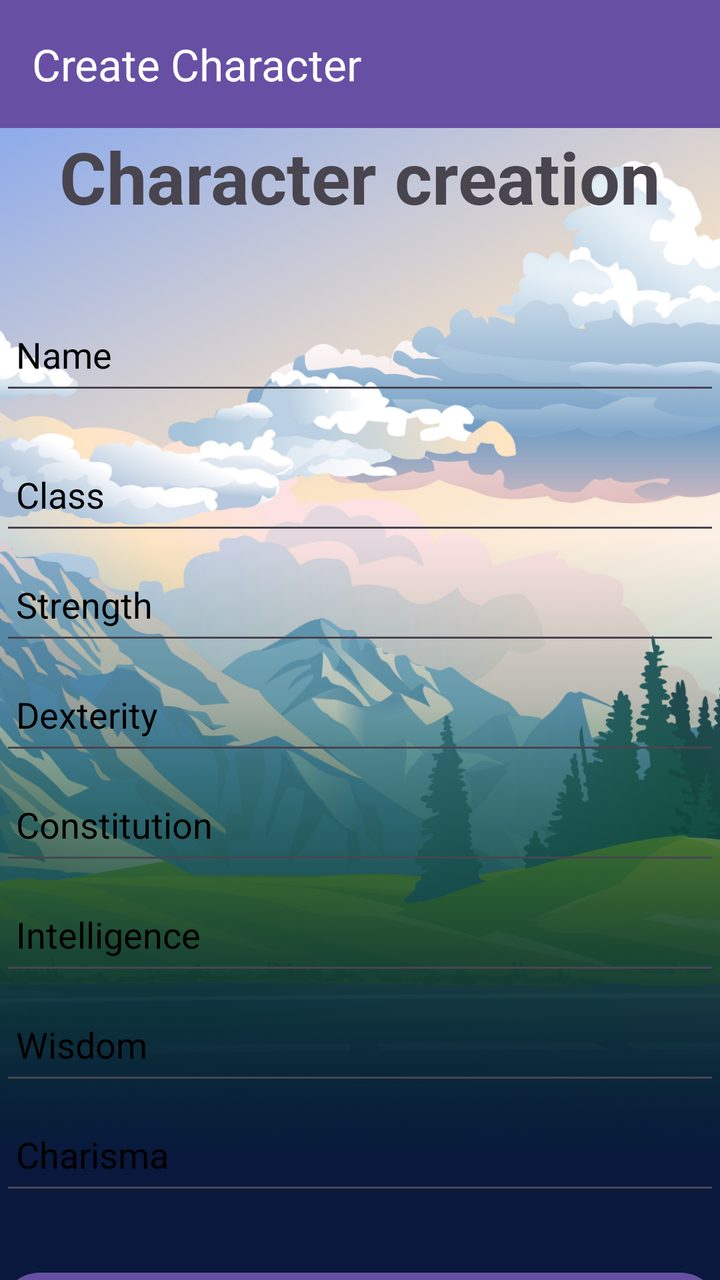
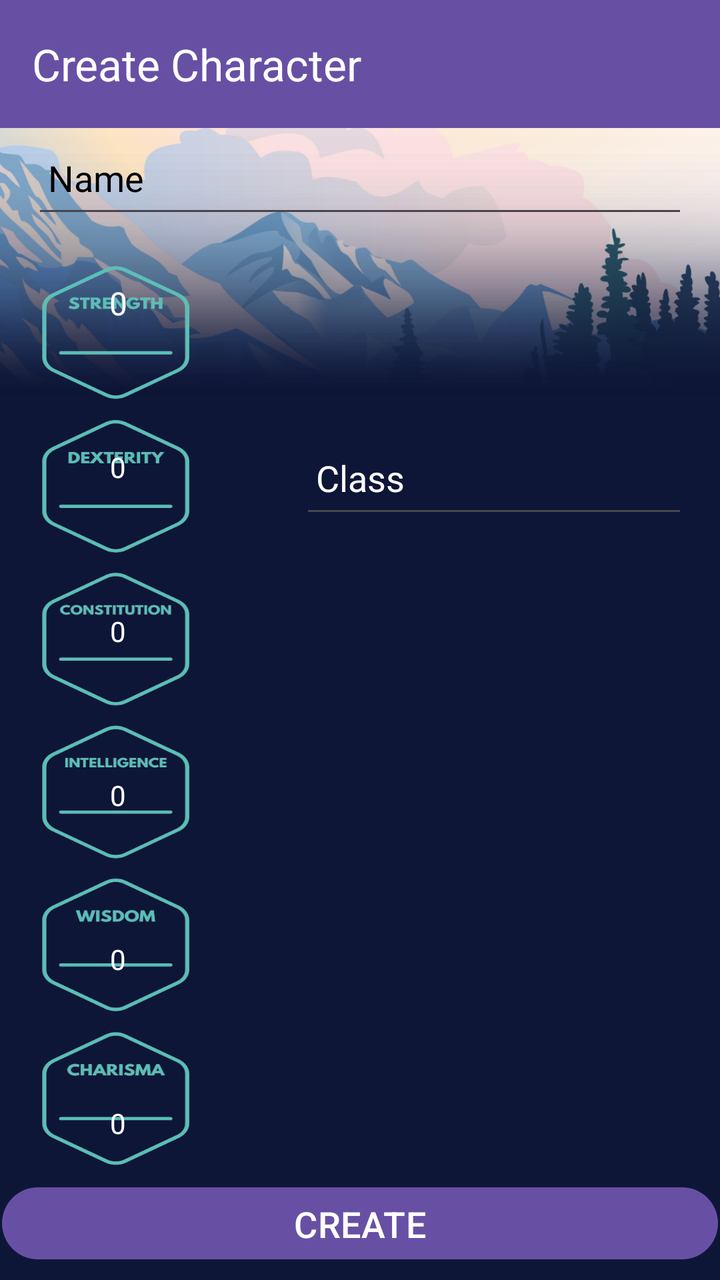

Before-and-after screenshots of an Android layout around one commit, followed by the original layout XML and the change that was made.
<!-- AndroidManifest.xml: application theme Theme.Tavernia -->
<!-- res/layout/activity_create_sheet.xml -->
<?xml version="1.0" encoding="utf-8"?>
<LinearLayout xmlns:android="http://schemas.android.com/apk/res/android"
    xmlns:app="http://schemas.android.com/apk/res-auto"
    xmlns:tools="http://schemas.android.com/tools"
    android:id="@+id/main"
    android:layout_width="match_parent"
    android:layout_height="match_parent"
    android:background="@drawable/bg_page_accueil"
    android:orientation="vertical"
    tools:context=".CreateSheetActivity">

    <androidx.appcompat.widget.Toolbar
        android:id="@+id/toolbar"
        android:layout_width="match_parent"
        android:layout_height="wrap_content"
        android:background="?attr/colorPrimary"
        android:elevation="4dp"
        android:theme="@style/ThemeOverlay.AppCompat.Dark.ActionBar"
        app:title="Create Character"
        app:titleTextColor="@android:color/white" />

    <TextView
        android:layout_width="match_parent"
        android:layout_height="wrap_content"
        android:text="Character creation"
        android:textAlignment="center"
        android:textSize="36sp"
        android:textStyle="bold" />

    <EditText
        android:id="@+id/sheet_creation_name"
        android:layout_width="match_parent"
        android:layout_height="50dp"
        android:layout_marginTop="40dp"
        android:hint="Name"
        android:textColorHint="@color/black"
        android:padding="8dp"
        android:textColor="@color/black" />

    <EditText
        android:id="@+id/sheet_creation_class"
        android:layout_width="match_parent"
        android:layout_height="50dp"
        android:layout_marginTop="20dp"
        android:hint="Class"
        android:textColorHint="@color/black"
        android:padding="8dp"
        android:textColor="@color/black" />

    <EditText
        android:id="@+id/sheet_creation_strength"
        android:layout_width="match_parent"
        android:layout_height="50dp"
        android:layout_marginTop="5dp"
        android:ems="10"
        android:hint="Strength"
        android:textColorHint="@color/black"
        android:padding="8dp"
        android:inputType="number" />

    <EditText
        android:id="@+id/sheet_creation_dexterity"
        android:layout_width="match_parent"
        android:layout_height="50dp"
        android:layout_marginTop="5dp"
        android:ems="10"
        android:hint="Dexterity"
        android:textColorHint="@color/black"
        android:padding="8dp"
        android:inputType="number" />

    <EditText
        android:id="@+id/sheet_creation_constitution"
        android:layout_width="match_parent"
        android:layout_height="50dp"
        android:layout_marginTop="5dp"
        android:ems="10"
        android:hint="Constitution"
        android:textColorHint="@color/black"
        android:padding="8dp"
        android:inputType="number" />

    <EditText
        android:id="@+id/sheet_creation_intelligence"
        android:layout_width="match_parent"
        android:layout_height="50dp"
        android:layout_marginTop="5dp"
        android:ems="10"
        android:hint="Intelligence"
        android:textColorHint="@color/black"
        android:padding="8dp"
        android:inputType="number" />

    <EditText
        android:id="@+id/sheet_creation_wisdom"
        android:layout_width="match_parent"
        android:layout_height="50dp"
        android:layout_marginTop="5dp"
        android:ems="10"
        android:hint="Wisdom"
        android:textColorHint="@color/black"
        android:padding="8dp"
        android:inputType="number" />

    <EditText
        android:id="@+id/sheet_creation_charisma"
        android:layout_width="match_parent"
        android:layout_height="50dp"
        android:layout_marginTop="5dp"
        android:ems="10"
        android:hint="Charisma"
        android:textColorHint="@color/black"
        android:padding="8dp"
        android:inputType="number" />

    <Button
        android:id="@+id/sheet_creation_button"
        android:layout_width="match_parent"
        android:layout_height="60dp"
        android:layout_marginTop="30dp"
        android:text="CREATE"
        android:textSize="18sp"
        app:cornerRadius="20dp" />

</LinearLayout>
<!-- resources referenced by this layout -->
<resources>
  <color name="black">#FF000000</color>
  <!-- drawable bg_page_accueil: png bitmap (drawable, 911363 bytes) -->
  <style name="Theme.Tavernia" parent="Base.Theme.Tavernia" />
  <style name="Base.Theme.Tavernia" parent="Theme.Material3.DayNight.NoActionBar">
          
          
      </style>
</resources>

<!-- the commit's change to res/layout/activity_create_sheet.xml (unified diff, before → after) -->
@@ -1,13 +1,174 @@
 <?xml version="1.0" encoding="utf-8"?>
-<LinearLayout xmlns:android="http://schemas.android.com/apk/res/android"
+<androidx.constraintlayout.widget.ConstraintLayout xmlns:android="http://schemas.android.com/apk/res/android"
     xmlns:app="http://schemas.android.com/apk/res-auto"
     xmlns:tools="http://schemas.android.com/tools"
     android:id="@+id/main"
     android:layout_width="match_parent"
     android:layout_height="match_parent"
-    android:background="@drawable/bg_page_accueil"
+    android:background="@drawable/bg_page_creation"
     android:orientation="vertical"
     tools:context=".CreateSheetActivity">
+
+    <Button
+        android:id="@+id/sheet_creation_button"
+        android:layout_width="358dp"
+        android:layout_height="44dp"
+        android:layout_marginStart="16dp"
+        android:layout_marginTop="16dp"
+        android:layout_marginEnd="16dp"
+        android:layout_marginBottom="16dp"
+        android:text="CREATE"
+        android:textSize="18sp"
+        app:layout_constraintBottom_toBottomOf="parent"
+        app:layout_constraintEnd_toEndOf="parent"
+        app:layout_constraintStart_toStartOf="parent"
+        app:layout_constraintTop_toBottomOf="@+id/constraintLayout" />
+
+    <androidx.constraintlayout.widget.ConstraintLayout
+        android:id="@+id/constraintLayout"
+        android:layout_width="118dp"
+        android:layout_height="0dp"
+        android:layout_marginStart="16dp"
+        android:layout_marginTop="16dp"
+        android:layout_marginBottom="57dp"
+        android:background="@drawable/caracteristics"
+        app:layout_constraintBottom_toBottomOf="parent"
+        app:layout_constraintStart_toStartOf="@+id/sheet_creation_intelligence"
+        app:layout_constraintTop_toBottomOf="@+id/sheet_creation_name">
+
+        <EditText
+            android:id="@+id/sheet_creation_strength"
+            android:layout_width="match_parent"
+            android:layout_height="50dp"
+            android:layout_marginStart="24dp"
+            android:layout_marginTop="8dp"
+            android:layout_marginEnd="24dp"
+            android:layout_marginBottom="16dp"
+            android:background="@android:color/transparent"
+            android:ems="10"
+            android:hint="0"
+            android:inputType="number"
+            android:padding="8dp"
+            android:textAlignment="center"
+            android:textColor="@color/white"
+            android:textColorHint="@color/white"
+            android:textSize="16sp"
+            app:layout_constraintBottom_toTopOf="@+id/sheet_creation_dexterity"
+            app:layout_constraintEnd_toEndOf="parent"
+            app:layout_constraintStart_toStartOf="parent"
+            app:layout_constraintTop_toTopOf="parent" />
+
+        <EditText
+            android:id="@+id/sheet_creation_dexterity"
+            android:layout_width="match_parent"
+            android:layout_height="50dp"
+            android:layout_marginStart="24dp"
+            android:layout_marginTop="16dp"
+            android:layout_marginEnd="24dp"
+            android:layout_marginBottom="16dp"
+            android:background="@android:color/transparent"
+            android:ems="10"
+            android:hint="0"
+            android:inputType="number"
+            android:padding="8dp"
+            android:textAlignment="center"
+            android:textColor="@color/white"
+            android:textColorHint="@color/white"
+            android:textSize="14sp"
+            app:layout_constraintBottom_toTopOf="@+id/sheet_creation_constitution"
+            app:layout_constraintEnd_toEndOf="parent"
+            app:layout_constraintStart_toStartOf="parent"
+            app:layout_constraintTop_toBottomOf="@+id/sheet_creation_strength" />
+
+        <EditText
+            android:id="@+id/sheet_creation_constitution"
+            android:layout_width="match_parent"
+            android:layout_height="50dp"
+            android:layout_marginStart="24dp"
+            android:layout_marginTop="16dp"
+            android:layout_marginEnd="24dp"
+            android:layout_marginBottom="16dp"
+            android:background="@android:color/transparent"
+            android:ems="10"
+            android:hint="0"
+            android:inputType="number"
+            android:padding="8dp"
+            android:textAlignment="center"
+            android:textColor="@color/white"
+            android:textColorHint="@color/white"
+            android:textSize="14sp"
+            app:layout_constraintBottom_toTopOf="@+id/sheet_creation_intelligence"
+            app:layout_constraintEnd_toEndOf="parent"
+            app:layout_constraintStart_toStartOf="parent"
+            app:layout_constraintTop_toBottomOf="@+id/sheet_creation_dexterity" />
+
+        <EditText
+            android:id="@+id/sheet_creation_intelligence"
+            android:layout_width="match_parent"
+            android:layout_height="50dp"
+            android:layout_marginStart="24dp"
+            android:layout_marginTop="16dp"
+            android:layout_marginEnd="24dp"
+            android:layout_marginBottom="16dp"
+            android:background="@android:color/transparent"
+            android:ems="10"
+            android:hint="0"
+            android:inputType="number"
+            android:padding="8dp"
+            android:textAlignment="center"
+            android:textColor="@color/white"
+            android:textColorHint="@color/white"
+            android:textSize="14sp"
+            app:layout_constraintBottom_toTopOf="@+id/sheet_creation_wisdom"
+            app:layout_constraintEnd_toEndOf="parent"
+            app:layout_constraintStart_toStartOf="parent"
+            app:layout_constraintTop_toBottomOf="@+id/sheet_creation_constitution" />
+
+        <EditText
+            android:id="@+id/sheet_creation_wisdom"
+            android:layout_width="match_parent"
+            android:layout_height="50dp"
+            android:layout_marginStart="24dp"
+            android:layout_marginTop="16dp"
+            android:layout_marginEnd="24dp"
+            android:layout_marginBottom="16dp"
+            android:background="@android:color/transparent"
+            android:ems="10"
+            android:hint="0"
+            android:inputType="number"
+            android:padding="8dp"
+            android:textAlignment="center"
+            android:textColor="@color/white"
+            android:textColorHint="@color/white"
+            android:textSize="14sp"
+            app:layout_constraintBottom_toTopOf="@+id/sheet_creation_charisma"
+            app:layout_constraintEnd_toEndOf="parent"
+            app:layout_constraintStart_toStartOf="parent"
+            app:layout_constraintTop_toBottomOf="@+id/sheet_creation_intelligence" />
+
+        <EditText
+            android:id="@+id/sheet_creation_charisma"
+            android:layout_width="match_parent"
+            android:layout_height="50dp"
+            android:layout_marginStart="24dp"
+            android:layout_marginTop="16dp"
+            android:layout_marginEnd="24dp"
+            android:layout_marginBottom="8dp"
+            android:background="@android:color/transparent"
+            android:ems="10"
+            android:hint="0"
+            android:inputType="number"
+            android:padding="8dp"
+            android:textAlignment="center"
+            android:textColor="@color/white"
+            android:textColorHint="@color/white"
+            android:textSize="14sp"
+            app:layout_constraintBottom_toBottomOf="parent"
+            app:layout_constraintEnd_toEndOf="parent"
+            app:layout_constraintStart_toStartOf="parent"
+            app:layout_constraintTop_toBottomOf="@+id/sheet_creation_wisdom" />
+
+    </androidx.constraintlayout.widget.ConstraintLayout>
 
     <androidx.appcompat.widget.Toolbar
         android:id="@+id/toolbar"
@@ -19,107 +180,34 @@
         app:title="Create Character"
         app:titleTextColor="@android:color/white" />
 
-    <TextView
-        android:layout_width="match_parent"
-        android:layout_height="wrap_content"
-        android:text="Character creation"
-        android:textAlignment="center"
-        android:textSize="36sp"
-        android:textStyle="bold" />
-
     <EditText
         android:id="@+id/sheet_creation_name"
         android:layout_width="match_parent"
         android:layout_height="50dp"
-        android:layout_marginTop="40dp"
+        android:layout_marginStart="16dp"
+        android:layout_marginEnd="16dp"
         android:hint="Name"
+        android:padding="8dp"
+        android:textColor="@color/black"
         android:textColorHint="@color/black"
-        android:padding="8dp"
-        android:textColor="@color/black" />
+        app:layout_constraintEnd_toEndOf="parent"
+        app:layout_constraintStart_toStartOf="parent"
+        app:layout_constraintTop_toBottomOf="@+id/toolbar" />
 
     <EditText
         android:id="@+id/sheet_creation_class"
         android:layout_width="match_parent"
         android:layout_height="50dp"
-        android:layout_marginTop="20dp"
+        android:layout_marginStart="150dp"
+        android:layout_marginTop="100dp"
+        android:layout_marginEnd="16dp"
         android:hint="Class"
-        android:textColorHint="@color/black"
         android:padding="8dp"
-        android:textColor="@color/black" />
-
-    <EditText
-        android:id="@+id/sheet_creation_strength"
-        android:layout_width="match_parent"
-        android:layout_height="50dp"
-        android:layout_marginTop="5dp"
-        android:ems="10"
-        android:hint="Strength"
-        android:textColorHint="@color/black"
-        android:padding="8dp"
-        android:inputType="number" />
-
-    <EditText
-        android:id="@+id/sheet_creation_dexterity"
-        android:layout_width="match_parent"
-        android:layout_height="50dp"
-        android:layout_marginTop="5dp"
-        android:ems="10"
-        android:hint="Dexterity"
-        android:textColorHint="@color/black"
-        android:padding="8dp"
-        android:inputType="number" />
-
-    <EditText
-        android:id="@+id/sheet_creation_constitution"
-        android:layout_width="match_parent"
-        android:layout_height="50dp"
-        android:layout_marginTop="5dp"
-        android:ems="10"
-        android:hint="Constitution"
-        android:textColorHint="@color/black"
-        android:padding="8dp"
-        android:inputType="number" />
-
-    <EditText
-        android:id="@+id/sheet_creation_intelligence"
-        android:layout_width="match_parent"
-        android:layout_height="50dp"
-        android:layout_marginTop="5dp"
-        android:ems="10"
-        android:hint="Intelligence"
-        android:textColorHint="@color/black"
-        android:padding="8dp"
-        android:inputType="number" />
-
-    <EditText
-        android:id="@+id/sheet_creation_wisdom"
-        android:layout_width="match_parent"
-        android:layout_height="50dp"
-        android:layout_marginTop="5dp"
-        android:ems="10"
-        android:hint="Wisdom"
-        android:textColorHint="@color/black"
-        android:padding="8dp"
-        android:inputType="number" />
-
-    <EditText
-        android:id="@+id/sheet_creation_charisma"
-        android:layout_width="match_parent"
-        android:layout_height="50dp"
-        android:layout_marginTop="5dp"
-        android:ems="10"
-        android:hint="Charisma"
-        android:textColorHint="@color/black"
-        android:padding="8dp"
-        android:inputType="number" />
-
-    <Button
-        android:id="@+id/sheet_creation_button"
-        android:layout_width="match_parent"
-        android:layout_height="60dp"
-        android:layout_marginTop="30dp"
-        android:text="CREATE"
-        android:textSize="18sp"
-        app:cornerRadius="20dp" />
-
-</LinearLayout>
+        android:textColor="@color/white"
+        android:textColorHint="@color/white"
+        app:layout_constraintEnd_toEndOf="parent"
+        app:layout_constraintHorizontal_bias="1.0"
+        app:layout_constraintStart_toStartOf="@id/sheet_creation_name"
+        app:layout_constraintTop_toBottomOf="@+id/sheet_creation_name" />
+
+</androidx.constraintlayout.widget.ConstraintLayout>
<!-- resource entries referenced after the edit -->
@@ -1,7 +1,9 @@
 <!-- resources referenced by this layout -->
 <resources>
   <color name="black">#FF000000</color>
-  <!-- drawable bg_page_accueil: png bitmap (drawable, 911363 bytes) -->
+  <color name="white">#FFFFFFFF</color>
+  <!-- drawable bg_page_creation: png bitmap (drawable, 342450 bytes) -->
+  <!-- drawable caracteristics: png bitmap (drawable, 75845 bytes) -->
   <style name="Theme.Tavernia" parent="Base.Theme.Tavernia" />
   <style name="Base.Theme.Tavernia" parent="Theme.Material3.DayNight.NoActionBar">
           
